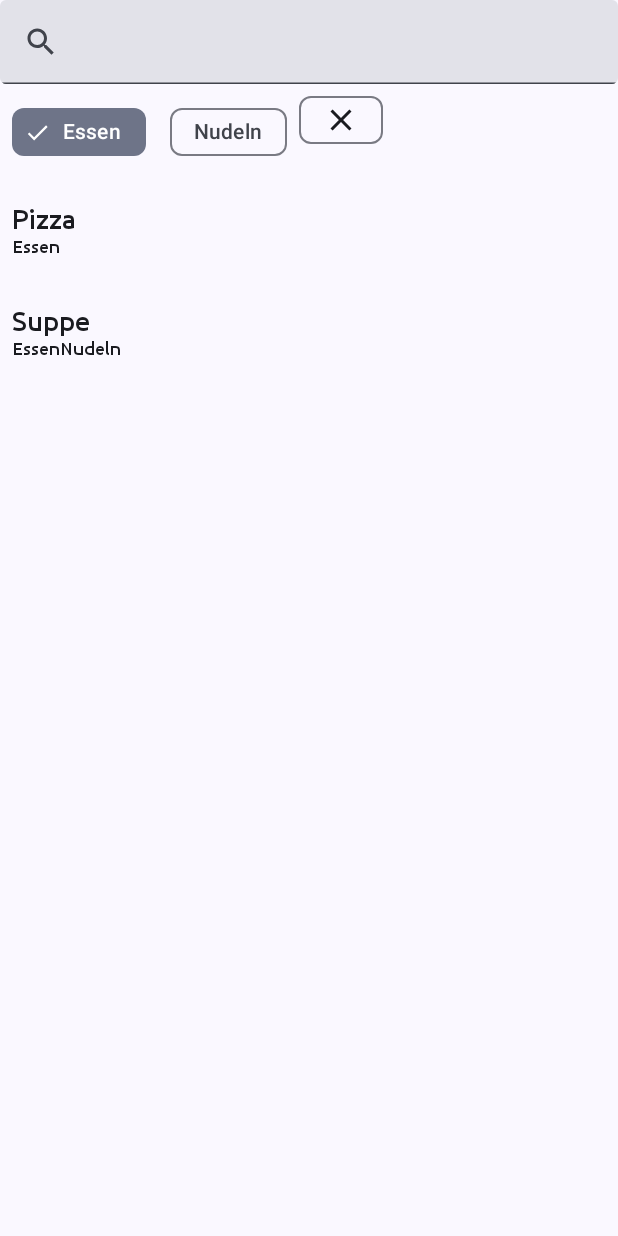
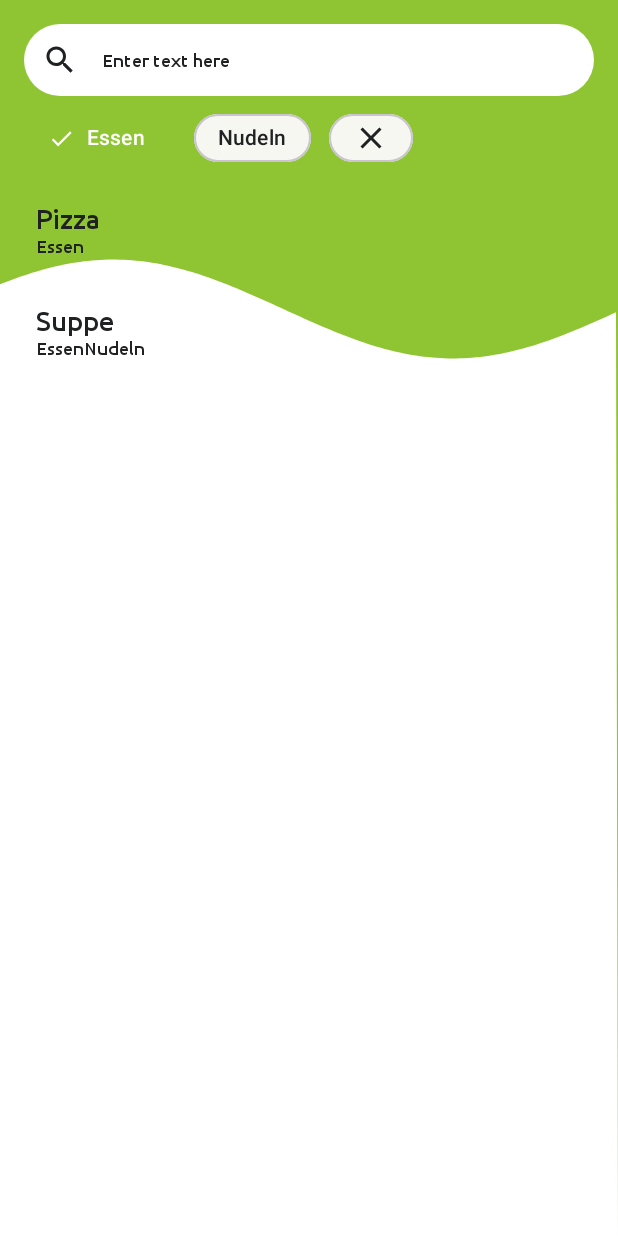
Before and after one commit to MiriHa/MiRaRecipes, an Android app built with Jetpack Compose: the screen it shows after launch (MainActivity), after a tap on "Essen", on a phone screen of 412 x 824 dp. Run offline under Robolectric (Android 15) with nearby library versions, the phone set to English and light mode, and no system bars; 5 statements that could not run were skipped.

Commit message:
Updated Mainscreen UI

```diff
--- /dev/null
+++ b/app/src/main/java/de/miRa/mirarecipes/ui/composables/Chip.kt
@@ -0,0 +1,102 @@
+package de.miRa.mirarecipes.ui.composables
+
+import android.widget.ImageView
+import androidx.compose.foundation.background
+import androidx.compose.foundation.interaction.MutableInteractionSource
+import androidx.compose.foundation.layout.padding
+import androidx.compose.foundation.layout.size
+import androidx.compose.foundation.shape.RoundedCornerShape
+import androidx.compose.material.icons.Icons
+import androidx.compose.material.icons.filled.Close
+import androidx.compose.material.icons.filled.Done
+import androidx.compose.material3.AssistChip
+import androidx.compose.material3.AssistChipDefaults
+import androidx.compose.material3.ExperimentalMaterial3Api
+import androidx.compose.material3.FilterChip
+import androidx.compose.material3.FilterChipDefaults
+import androidx.compose.material3.Icon
+import androidx.compose.material3.MaterialTheme
+import androidx.compose.material3.Text
+import androidx.compose.runtime.Composable
+import androidx.compose.runtime.remember
+import androidx.compose.ui.Modifier
+import androidx.compose.ui.graphics.Color
+import androidx.compose.ui.graphics.vector.ImageVector
+import androidx.compose.ui.unit.dp
+import de.miRa.mirarecipes.ui.theme.Spacings
+
+@OptIn(ExperimentalMaterial3Api::class)
+@Composable
+fun TagChip(
+    selected: Boolean,
+    onClick: () -> Unit,
+    label: String,
+    modifier: Modifier = Modifier,
+    enabled: Boolean = true,
+    leadingIcon: @Composable (() -> Unit)? = null,
+    trailingIcon: @Composable (() -> Unit)? = null,
+    interactionSource: MutableInteractionSource = remember { MutableInteractionSource() }
+) {
+    FilterChip(
+        modifier = modifier.padding(Spacings.xxs),
+        selected = selected,
+        onClick = onClick,
+        enabled = enabled,
+        trailingIcon = trailingIcon,
+        interactionSource = interactionSource,
+        label = { Text(label) },
+        leadingIcon = leadingIcon ?: {
+            if (selected) {
+                Icon(
+                    imageVector = Icons.Filled.Done,
+                    contentDescription = null,
+                    modifier = Modifier.size(FilterChipDefaults.IconSize)
+                )
+            }
+        },
+        shape = RoundedCornerShape(Spacings.l),
+        colors = FilterChipDefaults.filterChipColors(
+            labelColor = MaterialTheme.colorScheme.onSurface,
+            selectedLabelColor = MaterialTheme.colorScheme.onPrimary,
+            containerColor = MaterialTheme.colorScheme.surface,
+            selectedContainerColor =  MaterialTheme.colorScheme.primary,
+            iconColor = MaterialTheme.colorScheme.onSurface,
+            selectedLeadingIconColor = MaterialTheme.colorScheme.onPrimary,
+            selectedTrailingIconColor = MaterialTheme.colorScheme.onPrimary
+        ),
+        border = FilterChipDefaults.filterChipBorder(
+            borderColor = Color.Transparent,
+            selectedBorderColor = Color.Transparent,
+            disabledBorderColor = Color.Transparent
+        )
+    )
+}
+
+@OptIn(ExperimentalMaterial3Api::class)
+@Composable
+fun IconChip(
+    onClick: () -> Unit,
+    icon: ImageVector = Icons.Default.Close,
+    modifier: Modifier = Modifier,
+    enabled: Boolean = true,
+    interactionSource: MutableInteractionSource = remember { MutableInteractionSource() }
+) {
+    AssistChip(
+        modifier = modifier.padding(Spacings.xxs),
+        onClick = onClick,
+        label = {
+            Icon(icon, contentDescription = null)
+        },
+        enabled = enabled,
+        interactionSource = interactionSource,
+        shape = RoundedCornerShape(Spacings.l),
+        colors = AssistChipDefaults.assistChipColors(
+            labelColor = MaterialTheme.colorScheme.onSurface,
+            containerColor = MaterialTheme.colorScheme.surface,
+        ),
+        border = AssistChipDefaults.assistChipBorder(
+            borderColor = Color.Transparent,
+            disabledBorderColor = Color.Transparent
+        )
+    )
+}
--- a/app/src/main/java/de/miRa/mirarecipes/ui/composables/RecipeListScreen.kt
+++ b/app/src/main/java/de/miRa/mirarecipes/ui/composables/RecipeListScreen.kt
@@ -1,6 +1,8 @@
 package de.miRa.mirarecipes.ui.composables
 
+import androidx.compose.foundation.background
 import androidx.compose.foundation.clickable
+import androidx.compose.foundation.layout.Arrangement
 import androidx.compose.foundation.layout.Column
 import androidx.compose.foundation.layout.ExperimentalLayoutApi
 import androidx.compose.foundation.layout.FlowRow
@@ -8,38 +10,42 @@ import androidx.compose.foundation.layout.PaddingValues
 import androidx.compose.foundation.layout.Row
 import androidx.compose.foundation.layout.fillMaxWidth
 import androidx.compose.foundation.layout.padding
-import androidx.compose.foundation.layout.size
 import androidx.compose.foundation.lazy.LazyColumn
 import androidx.compose.foundation.lazy.items
+import androidx.compose.foundation.shape.RoundedCornerShape
 import androidx.compose.material.icons.Icons
-import androidx.compose.material.icons.filled.Add
 import androidx.compose.material.icons.filled.Close
-import androidx.compose.material.icons.filled.Done
-import androidx.compose.material.icons.filled.Search
 import androidx.compose.material3.AssistChip
+import androidx.compose.material3.Card
 import androidx.compose.material3.ExperimentalMaterial3Api
-import androidx.compose.material3.FilterChip
-import androidx.compose.material3.FilterChipDefaults
 import androidx.compose.material3.Icon
 import androidx.compose.material3.IconButton
+import androidx.compose.material3.MaterialTheme
 import androidx.compose.material3.Text
-import androidx.compose.material3.TextField
-import androidx.compose.material3.TextFieldDefaults
 import androidx.compose.runtime.Composable
-import androidx.compose.runtime.MutableState
 import androidx.compose.runtime.collectAsState
 import androidx.compose.runtime.getValue
 import androidx.compose.runtime.mutableStateOf
 import androidx.compose.runtime.remember
+import androidx.compose.runtime.setValue
 import androidx.compose.ui.Modifier
+import androidx.compose.ui.draw.drawBehind
 import androidx.compose.ui.graphics.Color
-import androidx.compose.ui.text.TextStyle
+import androidx.compose.ui.graphics.Path
+import androidx.compose.ui.graphics.drawscope.DrawScope
+import androidx.compose.ui.res.painterResource
 import androidx.compose.ui.text.input.TextFieldValue
+import androidx.compose.ui.tooling.preview.Preview
 import androidx.compose.ui.unit.dp
 import androidx.compose.ui.unit.sp
+import de.miRa.mirarecipes.R
 import de.miRa.mirarecipes.recipes.Recipe
 import de.miRa.mirarecipes.recipes.RecipesViewModel
+import de.miRa.mirarecipes.ui.theme.MiRaRecipesTheme
+import de.miRa.mirarecipes.ui.theme.Spacings
 import java.util.Locale
+import kotlin.math.PI
+import kotlin.math.cos
 
 @Composable
 fun RecipeListScreen(
@@ -50,17 +56,27 @@ fun RecipeListScreen(
          //composable("recipeView") { RecipeView(recipe =) }
      }*/
     val uiState by viewModel.uiState.collectAsState()
+    val backgroundColor = MaterialTheme.colorScheme.background
 
-    Column {
-        val searchInput = remember { mutableStateOf(TextFieldValue("")) }
+    Column(
+        modifier = Modifier
+            .fillMaxWidth()
+            .background(MaterialTheme.colorScheme.primary)
+            .drawBehind { drawBackgroundWave(backgroundColor) } // TODO drawWithCache?
+            .padding(Spacings.m)
+    ) {
+        var searchInput by remember { mutableStateOf(TextFieldValue("")) }
 
-        Row {
-            SearchView(searchInput)
+        Row(modifier = Modifier.fillMaxWidth()) {
+            TextField(
+                searchInput,
+                onValueChange = { searchInput = it }
+            )
             IconButton(
                 onClick = { /*TODO*/ }
             ) {
                 Icon(
-                    Icons.Default.Add,
+                    painterResource(R.drawable.icon_tune),
                     contentDescription = null
                 )
             }
@@ -72,54 +88,12 @@ fun RecipeListScreen(
             onRemoveAllTags = { viewModel.removeAllSelectedTags() }
         )
         ItemList(
-            searchInput = searchInput.value.text,
+            searchInput = searchInput.text,
             selectedFilterTags = uiState.selectedTags,
             items = uiState.recipesItems
         )
     }
 }
-
-@Composable
-fun SearchView(
-    state: MutableState<TextFieldValue>
-) {
-    TextField(
-        value = state.value,
-        onValueChange = { value ->
-            state.value = value
-        },
-        modifier = Modifier
-            .fillMaxWidth(),
-        textStyle = TextStyle(color = Color.White, fontSize = 18.sp),
-        leadingIcon = {
-            Icon(
-                Icons.Default.Search,
-                contentDescription = "",
-                modifier = Modifier
-                    .padding(15.dp)
-                    .size(24.dp)
-            )
-        },
-        trailingIcon = {
-            if (state.value != TextFieldValue("")) {
-                IconButton(
-                    onClick = {
-                        state.value =
-                            TextFieldValue("")
-                    }
-                ) {
-                    Icon(
-                        Icons.Default.Close,
-                        contentDescription = "",
-                    )
-                }
-            }
-        },
-        singleLine = true,
-        shape = TextFieldDefaults.outlinedShape
-    )
-}
-
 
 @Composable
 fun ItemList(
@@ -172,6 +146,8 @@ fun TagFilters(
 ) {
     FlowRow(
         modifier = Modifier.fillMaxWidth(),
+        verticalArrangement = Arrangement.Center,
+        horizontalArrangement = Arrangement.Start
     ) {
         items.forEach { tag ->
             val isSelected by remember(selectedFilterTags) {
@@ -181,30 +157,18 @@ fun TagFilters(
                     )
                 )
             }
-            FilterChip(
-                modifier = Modifier.padding(8.dp),
-                selected = selectedFilterTags.contains(tag),
-                onClick = {
-                    onTagSelected(tag)
-                },
-                label = { Text(tag) },
-                leadingIcon = {
-                    if (selectedFilterTags.contains(tag)) {
-                        Icon(
-                            imageVector = Icons.Filled.Done,
-                            contentDescription = null,
-                            modifier = Modifier.size(FilterChipDefaults.IconSize)
-                        )
-                    }
-                }
+            TagChip(
+                modifier = Modifier.padding(horizontal = Spacings.xxs),
+                selected = isSelected,
+                onClick = { onTagSelected(tag) },
+                label = tag
             )
         }
-        AssistChip(
-            onClick = { onRemoveAllTags() },
-            label = {
-                Icon(Icons.Default.Close, contentDescription = null)
-            }
-        )
+        if (selectedFilterTags.isNotEmpty()) {
+            IconChip(
+                onClick = { onRemoveAllTags() },
+            )
+        }
     }
 }
 
@@ -215,6 +179,9 @@ fun Header() {
 
 @Composable
 fun RecipeListItem(recipe: Recipe, onItemClick: (Recipe) -> Unit) {
+    Card {
+
+    }
     Column(
         modifier = Modifier
             .clickable(onClick = { onItemClick(recipe) })
@@ -230,11 +197,51 @@ fun RecipeListItem(recipe: Recipe, onItemClick: (Recipe) -> Unit) {
     }
 }
 
-/*
+/*fun BentleyCard(
+    modifier: Modifier = Modifier,
+    enabled: Boolean = true,
+    onClick: () -> Unit = {},
+    content: @Composable () -> Unit,
+) {
+    Surface(
+        onClick = onClick,
+        modifier = modifier,
+        enabled = enabled,
+        color = BentleyTheme.colors.background,
+        elevation = BentleyElevations.Cards,
+        content = content
+    )
+}*/
+
+fun DrawScope.drawBackgroundWave(color: Color) {
+    val rectWidth = size.width
+    val rectHeight = size.height
+
+    val path = Path()
+
+    val waveLength = rectWidth * 1.1
+    val waveAmplitude = rectHeight / 25
+
+    for (i in 0 until rectWidth.toInt() step 4) {
+        val x = i.toFloat()
+        val y = rectHeight / 4 + waveAmplitude * cos(2 * PI * i / waveLength + (2 * PI) / 3)
+        path.lineTo(x, y.toFloat())
+    }
+
+    path.lineTo(size.width, size.height)
+    path.lineTo(0f, size.height)
+    path.close()
+
+    drawPath(
+        path = path,
+        color = color
+    )
+}
+
 @Preview(showBackground = true, showSystemUi = true)
 @Composable
-fun DefaultPreview() {
+fun ScreenPreview() {
     MiRaRecipesTheme {
         RecipeListScreen(RecipesViewModel())
     }
-}*/
+}
--- /dev/null
+++ b/app/src/main/java/de/miRa/mirarecipes/ui/composables/TextField.kt
@@ -0,0 +1,89 @@
+package de.miRa.mirarecipes.ui.composables
+
+import androidx.compose.foundation.background
+import androidx.compose.foundation.layout.Arrangement
+import androidx.compose.foundation.layout.Box
+import androidx.compose.foundation.layout.Column
+import androidx.compose.foundation.layout.Row
+import androidx.compose.foundation.layout.Spacer
+import androidx.compose.foundation.layout.fillMaxWidth
+import androidx.compose.foundation.layout.padding
+import androidx.compose.foundation.layout.width
+import androidx.compose.foundation.shape.RoundedCornerShape
+import androidx.compose.foundation.text.BasicTextField
+import androidx.compose.material3.Icon
+import androidx.compose.material3.MaterialTheme
+import androidx.compose.material3.Text
+import androidx.compose.runtime.Composable
+import androidx.compose.ui.Alignment
+import androidx.compose.ui.Modifier
+import androidx.compose.ui.graphics.Color
+import androidx.compose.ui.res.painterResource
+import androidx.compose.ui.text.TextStyle
+import androidx.compose.ui.text.input.TextFieldValue
+import de.miRa.mirarecipes.R
+import de.miRa.mirarecipes.ui.theme.Spacings
+import de.miRa.mirarecipes.ui.theme.Typography
+
+@Composable
+fun TextField(
+    value: TextFieldValue,
+    onValueChange: (TextFieldValue) -> Unit,
+    enabled: Boolean = true,
+    textStyle: TextStyle = Typography.labelMedium,
+    maxLines: Int = 1,
+    hint: String = "Enter text here",
+) {
+    BasicTextField(
+        value = value,
+        onValueChange = onValueChange,
+        enabled = enabled,
+        textStyle = textStyle,
+        //cursorBrush = SolidColor(BentleyTheme.colors.textFieldCursor),
+        /* keyboardOptions = keyboardOptions,
+         keyboardActions = keyboardActions,
+         interactionSource = interactionSource,*/
+        maxLines = maxLines,
+        singleLine = maxLines == 1,
+        modifier = Modifier
+            .fillMaxWidth()
+            .background(
+                color = MaterialTheme.colorScheme.background,
+                shape = RoundedCornerShape(Spacings.l)
+            )
+            .padding(Spacings.s),
+        decorationBox = { innerTextField ->
+            Box(
+                modifier = Modifier
+                    .background(Color.Transparent),
+
+                contentAlignment = Alignment.CenterStart
+            ) {
+
+                innerTextField()
+            }
+            Row(
+                horizontalArrangement = Arrangement.SpaceBetween,
+                verticalAlignment = Alignment.CenterVertically
+            ) {
+                Icon(
+                    painter = painterResource(id = R.drawable.icon_search),
+                    contentDescription = null
+                )
+                Spacer(modifier = Modifier.width(Spacings.m))
+                Column(
+                    modifier = Modifier.fillMaxWidth(),
+                    horizontalAlignment = Alignment.Start,
+                ) {
+                    if (value.text.isEmpty()) {
+                        Text(
+                            text = hint,
+                            style = textStyle //TODO .withColor(if (hasError) BentleyTheme.colors.warning else BentleyTheme.colors.textFieldPlaceholderDefault),
+                        )
+                    }
+                }
+                innerTextField()
+            }
+        }
+    )
+}
--- a/app/src/main/java/de/miRa/mirarecipes/ui/theme/Color.kt
+++ b/app/src/main/java/de/miRa/mirarecipes/ui/theme/Color.kt
@@ -10,5 +10,5 @@ val ErrorRed = Color(0xFFba1a1a)
 
 val White = Color(0xFFffffff)
 val LightGreen = Color(0xFFf6f7f0)
-val Gery = Color(0xFF9da197)
+val Grey = Color(0xFF9da197)
 val DarkGrey = Color(0xFF202123)
--- a/app/src/main/java/de/miRa/mirarecipes/ui/theme/Spacings.kt
+++ b/app/src/main/java/de/miRa/mirarecipes/ui/theme/Spacings.kt
@@ -1 +1,16 @@
 package de.miRa.mirarecipes.ui.theme
+
+import androidx.compose.ui.unit.Dp
+import androidx.compose.ui.unit.dp
+
+object Spacings {
+    val xxs: Dp = 4.dp
+    val xs: Dp = 8.dp
+    val s: Dp = 12.dp
+    val m: Dp = 16.dp
+    val l: Dp = 24.dp
+    val xl: Dp = 28.dp
+    val xxl: Dp = 36.dp
+    val xxxl: Dp = 40.dp
+    val xxxxl: Dp = 60.dp
+}
--- a/app/src/main/java/de/miRa/mirarecipes/ui/theme/Theme.kt
+++ b/app/src/main/java/de/miRa/mirarecipes/ui/theme/Theme.kt
@@ -22,7 +22,8 @@ private val DarkColorScheme = darkColorScheme(
     background = White,
     surface = LightGreen,
     onBackground = DarkGrey,
-    onSurface = DarkGrey
+    onSurface = DarkGrey,
+    scrim = White
 )
 
 private val LightColorScheme = lightColorScheme(
@@ -32,7 +33,8 @@ private val LightColorScheme = lightColorScheme(
     background = White,
     surface = LightGreen,
     onBackground = DarkGrey,
-    onSurface = DarkGrey
+    onSurface = DarkGrey,
+    scrim = White
 
     /* Other default colors to override
     background = Color(0xFFFFFBFE),
@@ -49,7 +51,7 @@ private val LightColorScheme = lightColorScheme(
 fun MiRaRecipesTheme(
     darkTheme: Boolean = isSystemInDarkTheme(),
     // Dynamic color is available on Android 12+
-    dynamicColor: Boolean = true,
+    dynamicColor: Boolean = false,
     content: @Composable () -> Unit
 ) {
     val colorScheme = when {
@@ -65,7 +67,7 @@ fun MiRaRecipesTheme(
     if (!view.isInEditMode) {
         SideEffect {
             val window = (view.context as Activity).window
-            window.statusBarColor = colorScheme.primary.toArgb()
+            window.statusBarColor = colorScheme.surface.toArgb()
             WindowCompat.getInsetsController(window, view).isAppearanceLightStatusBars = darkTheme
         }
     }
--- a/app/src/main/java/de/miRa/mirarecipes/ui/theme/Type.kt
+++ b/app/src/main/java/de/miRa/mirarecipes/ui/theme/Type.kt
@@ -1,6 +1,7 @@
 package de.miRa.mirarecipes.ui.theme
 
 import androidx.compose.material3.Typography
+import androidx.compose.ui.graphics.Color
 import androidx.compose.ui.text.TextStyle
 import androidx.compose.ui.text.font.Font
 import androidx.compose.ui.text.font.FontFamily
--- a/gradle/libs.versions.toml
+++ b/gradle/libs.versions.toml
@@ -36,8 +36,8 @@ ui-tooling-preview = { group = "androidx.compose.ui", name = "ui-tooling-preview
 ui-test-manifest = { group = "androidx.compose.ui", name = "ui-test-manifest" }
 ui-test-junit4 = { group = "androidx.compose.ui", name = "ui-test-junit4" }
 material3 = { group = "androidx.compose.material3", name = "material3" }
-firebase-bom = { group = "com.google.firebase:firebase-bom", name = "firebase-bom", version.ref = "firebase-bom" }
-firebase-realtimedatabase = { group = "com.google.firebase:firebase-database", name = "firebase-realtimedatabase" }
+firebase-bom = { group = "com.google.firebase", name = "firebase-bom", version.ref = "firebase-bom" }
+firebase-realtimedatabase = { group = "com.google.firebase", name = "firebase-database" }
 
 
 [plugins]
```
